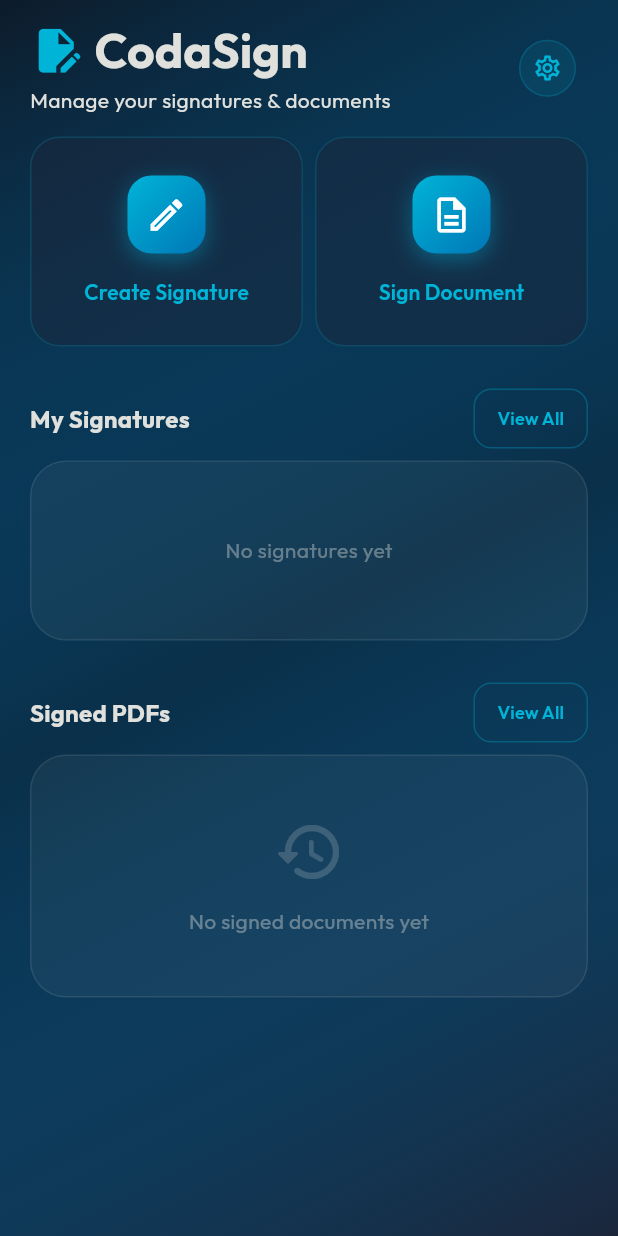
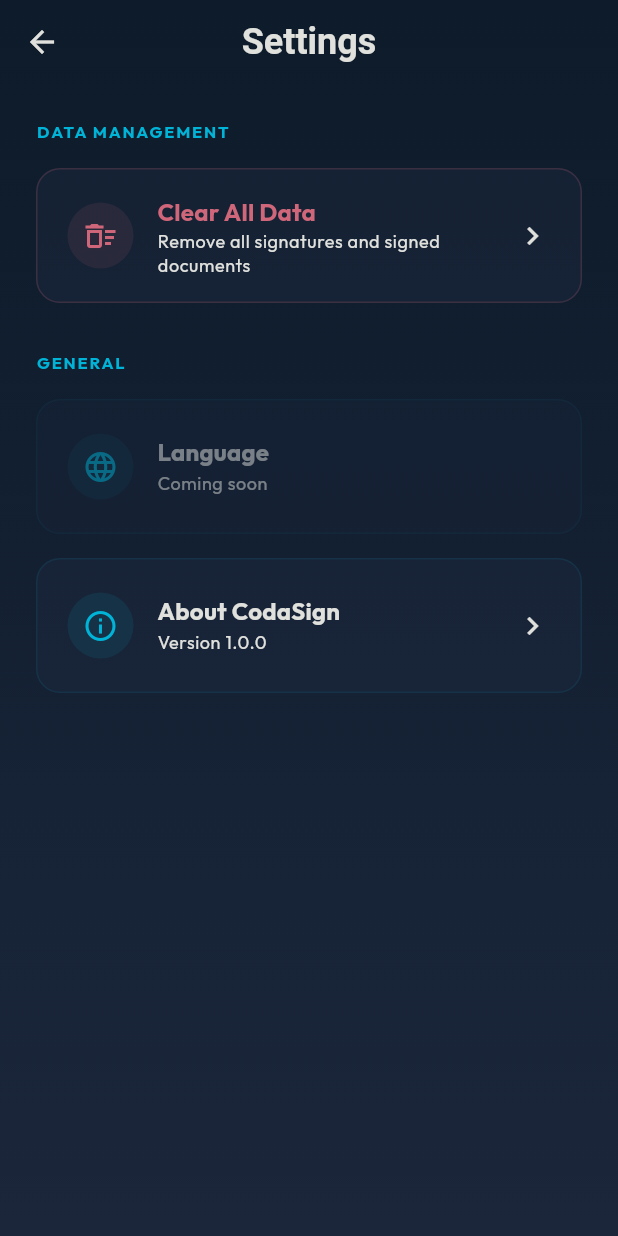
Before and after one commit to nabilban/codasign, a Flutter app: the screen it shows after launch, after a tap on the "settings" icon, on a phone screen of 412 x 824 dp. Run offline on Flutter 3.47's test engine with Material 3 defaults, Android fonts, the phone set to English and light mode, and no system bars; our stand-ins replace bloc, dartz, file_picker, flutter_bloc, freezed_annotation, get_it and 3 more; missing offline and left inert: flutter_hsvcolor_picker, syncfusion_flutter_pdf, syncfusion_flutter_pdfviewer; generated files the repository leaves out were written again.

Commit message:
feat: Add a new settings page with a "Clear All Data" option and implement clear all functionality across document and signature cubits, repositories, and local datasources.

```diff
--- a/lib/app/features/home/widgets/home_top_widgets.dart
+++ b/lib/app/features/home/widgets/home_top_widgets.dart
@@ -1,6 +1,8 @@
 import 'package:codasign/app/features/document/cubit/document_selection_cubit.dart';
 import 'package:codasign/app/features/document/pages/sign_document_page.dart';
 import 'package:codasign/app/features/home/cubit/saved_signatures_cubit.dart';
+import 'package:codasign/app/features/home/cubit/signed_documents_cubit.dart';
+import 'package:codasign/app/features/settings/pages/settings_page.dart';
 import 'package:codasign/app/features/signature/pages/create_signature_page.dart';
 import 'package:codasign/app/providers/providers.dart';
 import 'package:codasign/app/ui/colors.dart';
@@ -23,7 +25,7 @@
             children: [
               Row(
                 children: [
-                  // TODO: Change LOGO TEXT AND ICON
+                  // TODO(nabilban): Change LOGO TEXT AND ICON
                   Icon(
                     Icons.edit_document,
                     size: 35,
@@ -50,7 +52,22 @@
             ],
           ),
           IconButton(
-            onPressed: () {},
+            onPressed: () {
+              final signaturesCubit = context.read<SavedSignaturesCubit>();
+              final documentsCubit = context.read<SignedDocumentsCubit>();
+              Navigator.push(
+                context,
+                MaterialPageRoute<void>(
+                  builder: (context) => MultiBlocProvider(
+                    providers: [
+                      BlocProvider.value(value: signaturesCubit),
+                      BlocProvider.value(value: documentsCubit),
+                    ],
+                    child: const SettingsPage(),
+                  ),
+                ),
+              );
+            },
             icon: Container(
               padding: const EdgeInsets.all(8),
               decoration: BoxDecoration(
--- /dev/null
+++ b/lib/app/features/settings/pages/settings_page.dart
@@ -0,0 +1,269 @@
+import 'dart:io';
+import 'package:codasign/app/features/home/cubit/saved_signatures_cubit.dart';
+import 'package:codasign/app/features/home/cubit/signed_documents_cubit.dart';
+import 'package:codasign/app/ui/colors.dart';
+import 'package:flutter/foundation.dart';
+import 'package:flutter/material.dart';
+import 'package:flutter_bloc/flutter_bloc.dart';
+import 'package:intl/intl.dart';
+import 'package:path_provider/path_provider.dart';
+
+class SettingsPage extends StatelessWidget {
+  const SettingsPage({super.key});
+
+  @override
+  Widget build(BuildContext context) {
+    return Scaffold(
+      extendBodyBehindAppBar: true,
+      appBar: AppBar(
+        title: const Text('Settings'),
+        backgroundColor: Colors.transparent,
+        elevation: 0,
+        centerTitle: true,
+      ),
+      body: Container(
+        width: double.infinity,
+        height: double.infinity,
+        decoration: const BoxDecoration(
+          gradient: LinearGradient(
+            begin: Alignment.topCenter,
+            end: Alignment.bottomCenter,
+            colors: [
+              Color(0xFF0D1B2A),
+              Color(0xFF1B263B),
+            ],
+          ),
+        ),
+        child: SafeArea(
+          child: ListView(
+            padding: const EdgeInsets.all(24),
+            children: [
+              _buildSectionHeader(context, 'Data Management'),
+              const SizedBox(height: 16),
+              _buildSettingsTile(
+                context,
+                icon: Icons.delete_sweep_outlined,
+                title: 'Clear All Data',
+                subtitle: 'Remove all signatures and signed documents',
+                onTap: () => _confirmClearAll(context),
+                isDestructive: true,
+              ),
+              const SizedBox(height: 32),
+              _buildSectionHeader(context, 'General'),
+              const SizedBox(height: 16),
+              _buildSettingsTile(
+                context,
+                icon: Icons.language_outlined,
+                title: 'Language',
+                subtitle: 'Coming soon',
+                enabled: false,
+                onTap: () {},
+              ),
+              const SizedBox(height: 16),
+              _buildSettingsTile(
+                context,
+                icon: Icons.info_outline,
+                title: 'About CodaSign',
+                subtitle: 'Version 1.0.0',
+                onTap: () {},
+              ),
+              if (kDebugMode) ...[
+                const SizedBox(height: 32),
+                _buildSectionHeader(context, 'Developer Tools'),
+                const SizedBox(height: 16),
+                _buildSettingsTile(
+                  context,
+                  icon: Icons.bug_report_outlined,
+                  title: 'Print All Files',
+                  subtitle: 'List all items in Documents directory',
+                  onTap: () => _printAllFiles(context),
+                ),
+              ],
+            ],
+          ),
+        ),
+      ),
+    );
+  }
+
+  Widget _buildSectionHeader(BuildContext context, String title) {
+    final theme = Theme.of(context);
+    return Text(
+      title.toUpperCase(),
+      style: theme.textTheme.labelSmall?.copyWith(
+        color: theme.colorScheme.primary,
+        fontWeight: FontWeight.bold,
+        letterSpacing: 1.2,
+      ),
+    );
+  }
+
+  Widget _buildSettingsTile(
+    BuildContext context, {
+    required IconData icon,
+    required String title,
+    required String subtitle,
+    required VoidCallback onTap,
+    bool isDestructive = false,
+    bool enabled = true,
+  }) {
+    final theme = Theme.of(context);
+    return Opacity(
+      opacity: enabled ? 1.0 : 0.5,
+      child: Container(
+        decoration: BoxDecoration(
+          color: AppColors.surfaceAlpha,
+          borderRadius: BorderRadius.circular(16),
+          border: Border.all(
+            color: isDestructive
+                ? theme.colorScheme.error.withValues(alpha: 0.2)
+                : theme.colorScheme.primary.withValues(alpha: 0.1),
+          ),
+        ),
+        child: ListTile(
+          onTap: enabled ? onTap : null,
+          contentPadding: const EdgeInsets.symmetric(
+            horizontal: 20,
+            vertical: 8,
+          ),
+          leading: Container(
+            padding: const EdgeInsets.all(10),
+            decoration: BoxDecoration(
+              color: isDestructive
+                  ? theme.colorScheme.error.withValues(alpha: 0.1)
+                  : theme.colorScheme.primary.withValues(alpha: 0.1),
+              shape: BoxShape.circle,
+            ),
+            child: Icon(
+              icon,
+              color: isDestructive
+                  ? theme.colorScheme.error
+                  : theme.colorScheme.primary,
+              size: 24,
+            ),
+          ),
+          title: Text(
+            title,
+            style: theme.textTheme.titleMedium?.copyWith(
+              fontWeight: FontWeight.bold,
+              color: isDestructive
+                  ? theme.colorScheme.error
+                  : theme.colorScheme.onSurface,
+            ),
+          ),
+          subtitle: Text(
+            subtitle,
+            style: theme.textTheme.bodySmall?.copyWith(
+              color: theme.colorScheme.onSurfaceVariant,
+            ),
+          ),
+          trailing: enabled
+              ? Icon(
+                  Icons.chevron_right,
+                  color: theme.colorScheme.onSurfaceVariant,
+                )
+              : null,
+        ),
+      ),
+    );
+  }
+
+  Future<void> _confirmClearAll(BuildContext context) async {
+    final theme = Theme.of(context);
+    final confirmed = await showDialog<bool>(
+      context: context,
+      builder: (context) => AlertDialog(
+        backgroundColor: const Color(0xFF1B263B),
+        shape: RoundedRectangleBorder(borderRadius: BorderRadius.circular(20)),
+        title: const Text('Clear All Data?'),
+        content: const Text(
+          'This will permanently delete all your saved signatures and '
+          'signed documents. This action cannot be undone.',
+        ),
+        actions: [
+          TextButton(
+            onPressed: () => Navigator.pop(context, false),
+            child: Text(
+              'Cancel',
+              style: TextStyle(color: theme.colorScheme.onSurfaceVariant),
+            ),
+          ),
+          ElevatedButton(
+            onPressed: () => Navigator.pop(context, true),
+            style: ElevatedButton.styleFrom(
+              backgroundColor: theme.colorScheme.error,
+              foregroundColor: Colors.white,
+              shape: RoundedRectangleBorder(
+                borderRadius: BorderRadius.circular(10),
+              ),
+            ),
+            child: const Text('Clear Everything'),
+          ),
+        ],
+      ),
+    );
+
+    if ((confirmed ?? false) && context.mounted) {
+      await context.read<SavedSignaturesCubit>().clearAll();
+      if (context.mounted) {
+        await context.read<SignedDocumentsCubit>().clearAll();
+      }
+
+      if (context.mounted) {
+        ScaffoldMessenger.of(context).showSnackBar(
+          const SnackBar(
+            content: Text('All data cleared successfully'),
+            backgroundColor: AppColors.primary,
+          ),
+        );
+      }
+    }
+  }
+
+  Future<void> _printAllFiles(BuildContext context) async {
+    try {
+      final appDir = await getApplicationDocumentsDirectory();
+      final entities = appDir.listSync(recursive: true);
+
+      debugPrint('--- DEBBUG: APPLICATION DOCUMENTS DIRECTORY ---');
+      debugPrint('Path: ${appDir.path}');
+      debugPrint('Total items: ${entities.length}');
+
+      for (var i = 0; i < entities.length; i++) {
+        final entity = entities[i];
+        final stats = entity.statSync();
+        final name = entity.path.split('/').last;
+        final type = entity is Directory ? '[DIR ]' : '[FILE]';
+        final size = entity is File
+            ? '${(stats.size / 1024).toStringAsFixed(2)} KB'
+            : '-';
+        final date = DateFormat('yyyy-MM-dd HH:mm:ss').format(stats.modified);
+
+        debugPrint('$i. $type $name');
+        debugPrint('   Size: $size | Modified: $date');
+        debugPrint('   Path: ${entity.path}');
+      }
+      debugPrint('----------------------------------------------');
+
+      if (context.mounted) {
+        ScaffoldMessenger.of(context).showSnackBar(
+          SnackBar(
+            content: Text(
+              'Found ${entities.length} items. Check debug console.',
+            ),
+            backgroundColor: AppColors.primary,
+          ),
+        );
+      }
+    } catch (e) {
+      if (context.mounted) {
+        ScaffoldMessenger.of(context).showSnackBar(
+          SnackBar(
+            content: Text('Error listing files: $e'),
+            backgroundColor: Colors.redAccent,
+          ),
+        );
+      }
+    }
+  }
+}
--- a/lib/core/domain/repositories/document_repository.dart
+++ b/lib/core/domain/repositories/document_repository.dart
@@ -8,4 +8,5 @@
   Stream<List<DocumentModel>> documentsStream();
   Future<Either<Failure, Unit>> saveSignedDocument(DocumentModel document);
   Future<Either<Failure, Unit>> deleteDocument(String id);
+  Future<Either<Failure, Unit>> clearAllDocuments();
 }
--- a/lib/core/domain/repositories/signature_repository.dart
+++ b/lib/core/domain/repositories/signature_repository.dart
@@ -9,4 +9,5 @@
     required String name,
   });
   Future<Either<Failure, Unit>> removeSignature(String id);
+  Future<Either<Failure, Unit>> clearAllSignatures();
 }
```
Also changed, not shown: lib/app/features/home/cubit/saved_signatures_cubit.dart (+9 -0 lines), lib/app/features/home/cubit/signed_documents_cubit.dart (+9 -0 lines), lib/core/data/datasources/document_local_datasource.dart (+11 -0 lines), lib/core/data/datasources/signature_local_datasource.dart (+11 -0 lines), lib/core/data/repositories/document_repository_impl.dart (+11 -0 lines), lib/core/data/repositories/signature_repository_impl.dart (+10 -0 lines).
